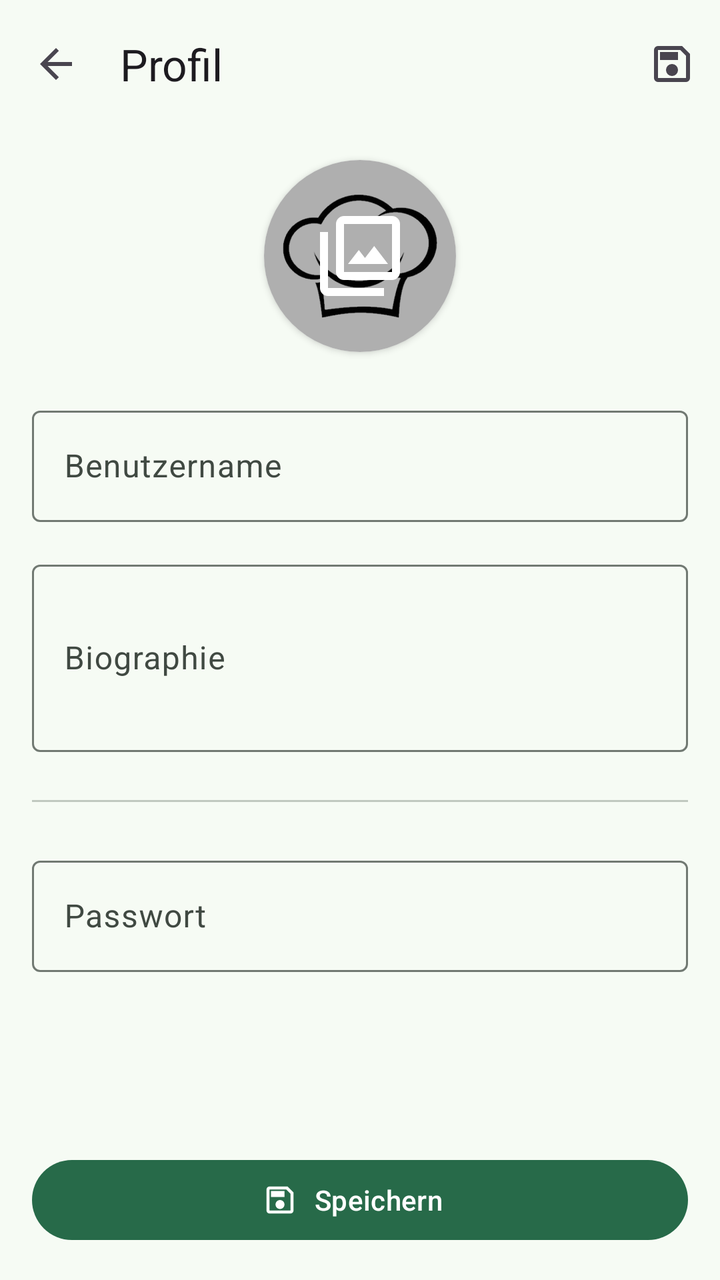
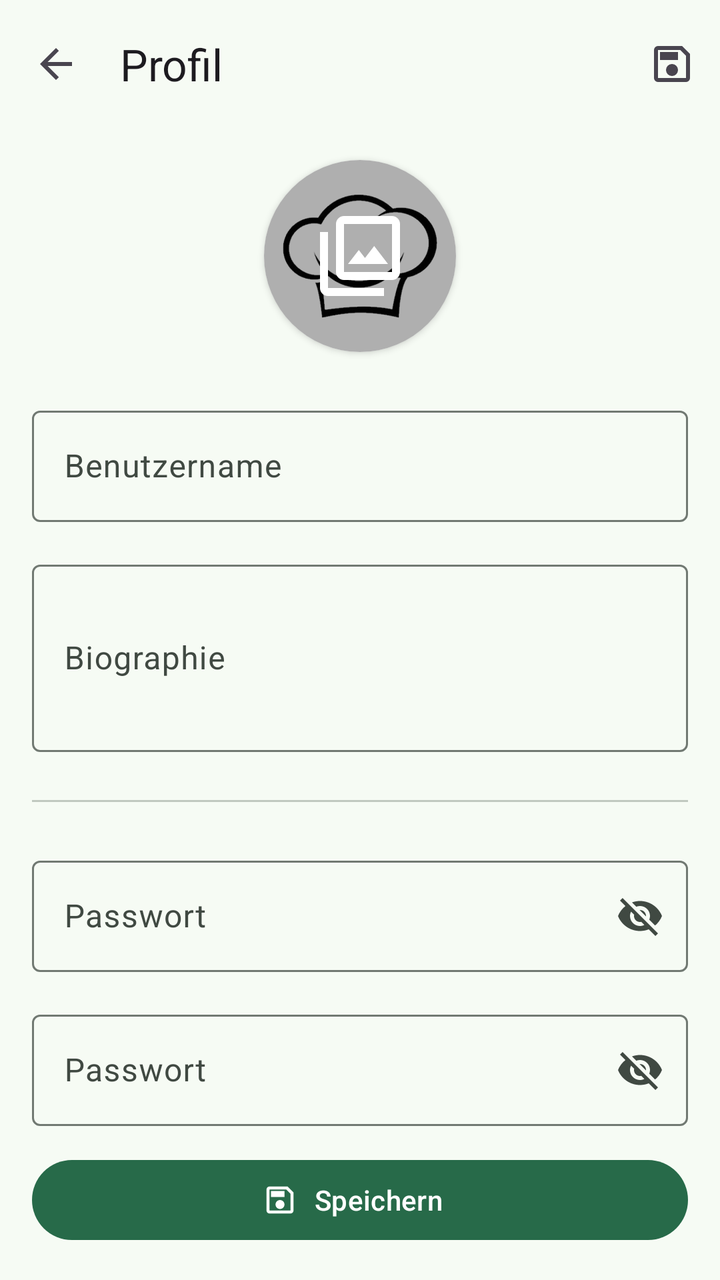

Two renders of the same Android screen: before a commit and after it. Below are the layout's source before the change and the commit's diff.
<!-- AndroidManifest.xml: application theme Theme.CookstaApp -->
<!-- res/layout/fragment_edit_profile.xml -->
<?xml version="1.0" encoding="utf-8"?>
<LinearLayout xmlns:android="http://schemas.android.com/apk/res/android"
    xmlns:app="http://schemas.android.com/apk/res-auto"
    android:layout_width="match_parent"
    android:layout_height="match_parent"
    android:background="?attr/colorSurface"
    android:orientation="vertical">

    <com.google.android.material.appbar.AppBarLayout
        android:layout_width="match_parent"
        android:layout_height="wrap_content"
        android:fitsSystemWindows="true">

        <com.google.android.material.appbar.MaterialToolbar
            android:id="@+id/toolbar"
            android:layout_width="match_parent"
            android:layout_height="wrap_content"
            android:minHeight="?attr/actionBarSize"
            app:menu="@menu/edit_profile_app_bar"
            app:navigationIcon="@drawable/ic_back"
            app:title="@string/title_profile" />
    </com.google.android.material.appbar.AppBarLayout>

    <LinearLayout
        android:layout_width="match_parent"
        android:layout_height="match_parent"
        android:clipToPadding="false"
        android:gravity="center_horizontal"
        android:orientation="vertical"
        android:padding="16dp">

        <androidx.cardview.widget.CardView
            android:id="@+id/editProfileImageView"
            android:layout_width="96dp"
            android:layout_height="96dp"
            app:cardCornerRadius="999dp"
            app:cardElevation="2dp">

            <ImageView
                android:id="@+id/editProfileImage"
                android:layout_width="match_parent"
                android:layout_height="match_parent"
                android:scaleType="centerCrop"
                android:src="@drawable/ic_launcher" />

            <ImageView
                android:layout_width="match_parent"
                android:layout_height="match_parent"
                android:background="#50000000"
                android:padding="24dp"
                app:srcCompat="@drawable/ic_photo_library"
                app:tint="@android:color/white" />
        </androidx.cardview.widget.CardView>

        <Space
            android:layout_width="match_parent"
            android:layout_height="16dp" />

        <com.google.android.material.textfield.TextInputLayout
            android:layout_width="match_parent"
            android:layout_height="wrap_content"
            android:layout_marginVertical="8dp"
            android:hint="@string/usernameHint">

            <com.google.android.material.textfield.TextInputEditText
                android:id="@+id/editUsernameInput"
                android:layout_width="match_parent"
                android:layout_height="wrap_content"
                android:inputType="text" />
        </com.google.android.material.textfield.TextInputLayout>

        <com.google.android.material.textfield.TextInputLayout
            android:layout_width="match_parent"
            android:layout_height="wrap_content"
            android:layout_marginVertical="8dp"
            android:hint="@string/biography">

            <com.google.android.material.textfield.TextInputEditText
                android:id="@+id/editBiographyInput"
                android:layout_width="match_parent"
                android:layout_height="wrap_content"
                android:inputType="textMultiLine"
                android:lines="3" />
        </com.google.android.material.textfield.TextInputLayout>

        <com.google.android.material.divider.MaterialDivider
            android:layout_width="match_parent"
            android:layout_height="wrap_content"
            android:layout_marginVertical="16dp" />

        <com.google.android.material.textfield.TextInputLayout
            android:layout_width="match_parent"
            android:layout_height="wrap_content"
            android:layout_marginVertical="8dp"
            android:hint="@string/passwordHint">

            <com.google.android.material.textfield.TextInputEditText
                android:id="@+id/editPasswordInput"
                android:layout_width="match_parent"
                android:layout_height="wrap_content"
                android:inputType="textPassword" />
        </com.google.android.material.textfield.TextInputLayout>

        <Space
            android:layout_width="match_parent"
            android:layout_height="0dp"
            android:layout_weight="1" />

        <com.google.android.material.button.MaterialButton
            android:id="@+id/saveProfileButton"
            style="@style/Widget.Material3.Button.Icon"
            android:layout_width="match_parent"
            android:layout_height="wrap_content"
            android:text="@string/save"
            app:icon="@drawable/ic_save"
            app:iconGravity="textStart" />
    </LinearLayout>

</LinearLayout>
<!-- resources referenced by this layout -->
<resources>
  <!-- drawable ic_back (drawable) -->
  <vector xmlns:android="http://schemas.android.com/apk/res/android"
      android:width="24dp"
      android:height="24dp"
      android:viewportWidth="960"
      android:viewportHeight="960"
      android:tint="?attr/colorControlNormal"
      android:autoMirrored="true">
    <path
        android:fillColor="@android:color/white"
        android:pathData="M313,520L537,744L480,800L160,480L480,160L537,216L313,440L800,440L800,520L313,520Z"/>
  </vector>
  <string name="biography">Biographie</string>
  <string name="passwordHint">Passwort</string>
  <string name="save">Speichern</string>
  <string name="title_profile">Profil</string>
  <string name="usernameHint">Benutzername</string>
  <style name="Theme.CookstaApp" parent="Theme.MaterialBase">
          <item name="windowActionModeOverlay">true</item>
          <item name="actionModeCloseDrawable">@drawable/ic_close</item>
      </style>
  <!-- drawable ic_close (drawable) -->
  <vector xmlns:android="http://schemas.android.com/apk/res/android"
      android:width="24dp"
      android:height="24dp"
      android:viewportWidth="960"
      android:viewportHeight="960"
      android:tint="?attr/colorControlNormal">
    <path
        android:fillColor="@android:color/white"
        android:pathData="M256,760L200,704L424,480L200,256L256,200L480,424L704,200L760,256L536,480L760,704L704,760L480,536L256,760Z"/>
  </vector>
  <color name="md_theme_primary">#276A49</color>
  <color name="md_theme_onPrimary">#FFFFFF</color>
  <color name="md_theme_primaryContainer">#ADF2C7</color>
  <color name="md_theme_onPrimaryContainer">#002111</color>
  <color name="md_theme_secondary">#4E6355</color>
  <color name="md_theme_onSecondary">#FFFFFF</color>
  <color name="md_theme_secondaryContainer">#D0E8D6</color>
  <color name="md_theme_onSecondaryContainer">#0B1F14</color>
  <color name="md_theme_tertiary">#3C6471</color>
  <color name="md_theme_onTertiary">#FFFFFF</color>
  <color name="md_theme_tertiaryContainer">#BFE9F9</color>
  <color name="md_theme_onTertiaryContainer">#001F27</color>
  <color name="md_theme_error">#BA1A1A</color>
  <color name="md_theme_onError">#FFFFFF</color>
  <color name="md_theme_errorContainer">#FFDAD6</color>
  <color name="md_theme_onErrorContainer">#410002</color>
  <color name="md_theme_background">#F6FBF4</color>
  <color name="md_theme_onBackground">#171D19</color>
  <color name="md_theme_surface">#F6FBF4</color>
  <color name="md_theme_onSurface">#171D19</color>
  <color name="md_theme_surfaceVariant">#DCE5DC</color>
  <color name="md_theme_onSurfaceVariant">#404942</color>
  <color name="md_theme_outline">#717972</color>
  <color name="md_theme_outlineVariant">#C0C9C0</color>
  <color name="md_theme_inverseSurface">#2C322D</color>
  <color name="md_theme_inverseOnSurface">#EDF2EB</color>
  <color name="md_theme_inversePrimary">#91D5AC</color>
  <color name="md_theme_primaryFixed">#ADF2C7</color>
  <color name="md_theme_onPrimaryFixed">#002111</color>
  <color name="md_theme_primaryFixedDim">#91D5AC</color>
  <color name="md_theme_onPrimaryFixedVariant">#055232</color>
  <color name="md_theme_secondaryFixed">#D0E8D6</color>
  <color name="md_theme_onSecondaryFixed">#0B1F14</color>
  <color name="md_theme_secondaryFixedDim">#B5CCBB</color>
  <color name="md_theme_onSecondaryFixedVariant">#374B3E</color>
  <color name="md_theme_tertiaryFixed">#BFE9F9</color>
  <color name="md_theme_onTertiaryFixed">#001F27</color>
  <color name="md_theme_tertiaryFixedDim">#A4CDDC</color>
  <color name="md_theme_onTertiaryFixedVariant">#224C59</color>
  <color name="md_theme_surfaceDim">#D6DBD5</color>
  <color name="md_theme_surfaceBright">#F6FBF4</color>
  <color name="md_theme_surfaceContainerLowest">#FFFFFF</color>
  <color name="md_theme_surfaceContainerLow">#F0F5EE</color>
  <color name="md_theme_surfaceContainer">#EAEFE9</color>
  <color name="md_theme_surfaceContainerHigh">#E4EAE3</color>
  <color name="md_theme_surfaceContainerHighest">#DFE4DD</color>
  <!-- unchanged entries left out for length: 4 -->
</resources>

<!-- the commit's change to res/layout/fragment_edit_profile.xml (unified diff, before → after) -->
@@ -89,13 +89,32 @@
             android:layout_marginVertical="16dp" />
 
         <com.google.android.material.textfield.TextInputLayout
+            android:id="@+id/editPasswordLayout"
             android:layout_width="match_parent"
             android:layout_height="wrap_content"
             android:layout_marginVertical="8dp"
-            android:hint="@string/passwordHint">
+            android:hint="@string/passwordHint"
+            app:endIconMode="password_toggle"
+            app:endIconCheckable="false">
 
             <com.google.android.material.textfield.TextInputEditText
                 android:id="@+id/editPasswordInput"
+                android:layout_width="match_parent"
+                android:layout_height="wrap_content"
+                android:inputType="textPassword" />
+        </com.google.android.material.textfield.TextInputLayout>
+
+        <com.google.android.material.textfield.TextInputLayout
+            android:id="@+id/editPasswordCheckLayout"
+            android:layout_width="match_parent"
+            android:layout_height="wrap_content"
+            android:layout_marginVertical="8dp"
+            android:hint="@string/passwordHint"
+            app:endIconMode="password_toggle"
+            app:endIconCheckable="false">
+
+            <com.google.android.material.textfield.TextInputEditText
+                android:id="@+id/editPasswordInputCheck"
                 android:layout_width="match_parent"
                 android:layout_height="wrap_content"
                 android:inputType="textPassword" />
